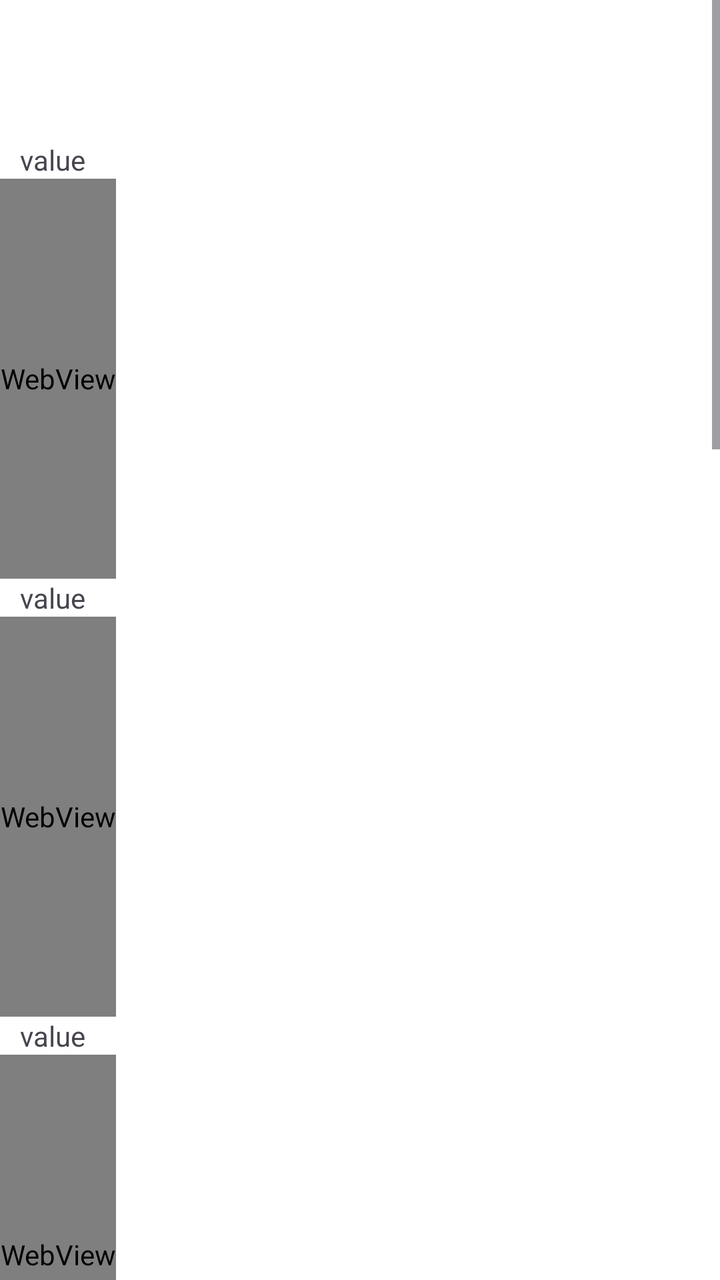
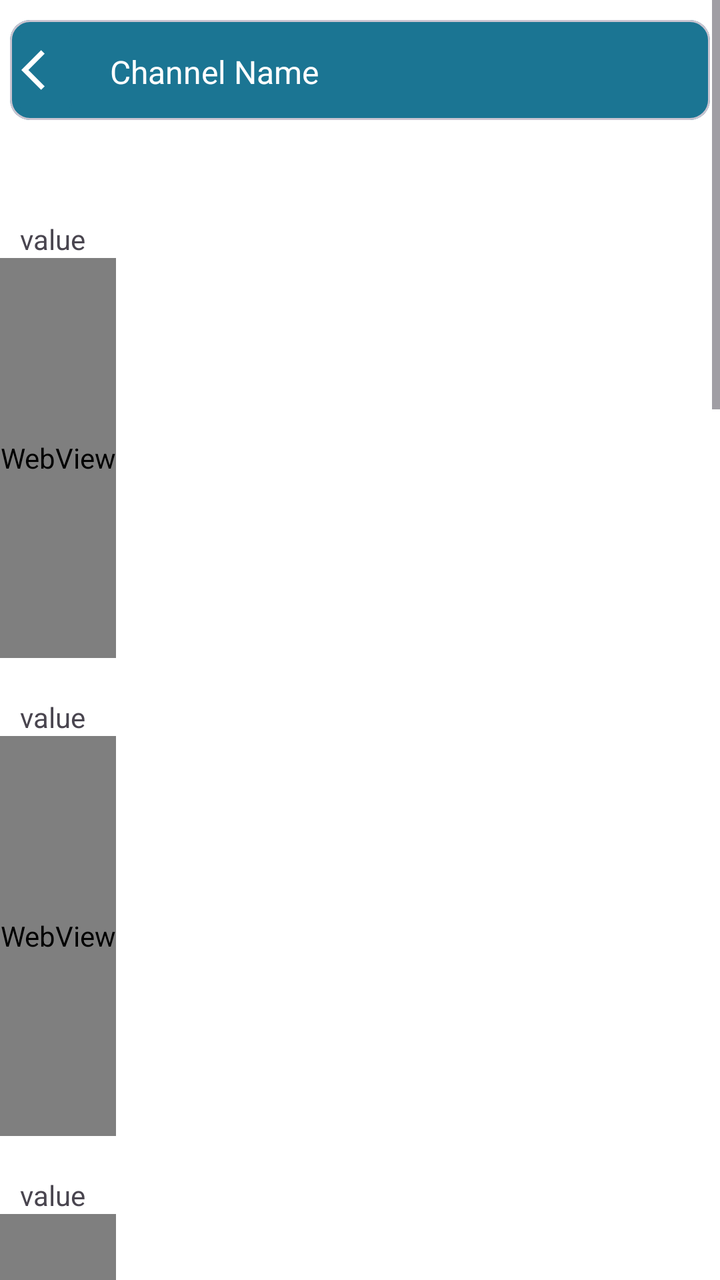

An Android layout rendered at two revisions. The XML below is the earlier revision; the diff shows what the commit changed to produce the second picture.
<!-- AndroidManifest.xml: application theme Theme.ThinkSpeadCloudMonitoring -->
<!-- res/layout/activity_main.xml -->
<?xml version="1.0" encoding="utf-8"?>
<ScrollView xmlns:android="http://schemas.android.com/apk/res/android"
    xmlns:app="http://schemas.android.com/apk/res-auto"
    xmlns:tools="http://schemas.android.com/tools"
    android:layout_width="match_parent"
    android:layout_height="match_parent"
    android:orientation="vertical"
    android:background="@color/white"
    tools:context=".MainActivity">

    <LinearLayout
        android:layout_width="match_parent"
        android:layout_height="wrap_content"
        android:orientation="vertical"
        tools:ignore="WebViewLayout">

            <TextView
                android:id="@+id/channel_name"
                android:layout_width="match_parent"
                android:layout_height="wrap_content"
                android:textAlignment="center"
                android:textSize="30sp"
                android:padding="15dp"

                />


        <TextView
            android:text="value"
            android:id="@+id/data1"
            android:paddingStart="10dp"
            android:layout_width="match_parent"
            android:layout_height="wrap_content"
            android:layout_weight="1" />

        <HorizontalScrollView
            android:layout_width="match_parent"
            android:layout_height="wrap_content"
            tools:ignore="UselessParent,WebViewLayout">


            <WebView
                android:id="@+id/webView_1"
                android:layout_width="match_parent"
                android:layout_height="200dp" />

        </HorizontalScrollView>


        <TextView
            android:text="value"
            android:id="@+id/data2"
            android:paddingStart="10dp"
            android:layout_width="match_parent"
            android:layout_height="wrap_content"
            android:layout_weight="1" />
        <HorizontalScrollView
            android:layout_width="match_parent"
            android:layout_height="wrap_content"
            tools:ignore="UselessParent,WebViewLayout">

            <WebView
                android:id="@+id/webView_2"
                android:layout_width="match_parent"
                android:layout_height="200dp" />

        </HorizontalScrollView>>


        <TextView
            android:text="value"
            android:id="@+id/data3"
            android:paddingStart="10dp"
            android:layout_width="match_parent"
            android:layout_height="wrap_content"
            android:layout_weight="1" />

        <HorizontalScrollView
            android:layout_width="match_parent"
            android:layout_height="200dp"
            tools:ignore="UselessParent,WebViewLayout">

            <WebView
                android:id="@+id/webView_3"
                android:layout_width="match_parent"
                android:layout_height="200dp" />

        </HorizontalScrollView>




        <TextView
            android:text="value"
            android:id="@+id/data4"
            android:paddingStart="10dp"
            android:layout_width="match_parent"
            android:layout_height="wrap_content"
            android:layout_weight="1" />
        <HorizontalScrollView
            android:layout_width="match_parent"
            android:layout_height="wrap_content"
            tools:ignore="UselessParent,WebViewLayout">

            <WebView
                android:id="@+id/webView4"
                android:layout_width="match_parent"
                android:layout_height="200dp" />

        </HorizontalScrollView>



        <TextView
            android:text="value"
            android:id="@+id/data5"
            android:paddingStart="10dp"
            android:layout_width="match_parent"
            android:layout_height="wrap_content"
            android:layout_weight="1" />
        <HorizontalScrollView
            android:layout_width="match_parent"
            android:layout_height="wrap_content"
            tools:ignore="UselessParent,WebViewLayout">

            <WebView
                android:id="@+id/webView5"
                android:layout_width="match_parent"
                android:layout_height="200dp" />

        </HorizontalScrollView>


        <TextView
            android:text="value"
            android:id="@+id/data6"
            android:paddingStart="10dp"
            android:layout_width="match_parent"
            android:layout_height="wrap_content"
            android:layout_weight="1" />

        <HorizontalScrollView
            android:layout_width="match_parent"
            android:layout_height="wrap_content"
            tools:ignore="UselessParent,WebViewLayout">

            <WebView
                android:id="@+id/webView6"
                android:layout_width="match_parent"
                android:layout_height="200dp" />

        </HorizontalScrollView>




        <TextView
            android:text="value"
            android:id="@+id/data7"
            android:paddingStart="10dp"
            android:layout_width="match_parent"
            android:layout_height="wrap_content"
            android:layout_weight="1" />

        <HorizontalScrollView
            android:layout_width="match_parent"
            android:layout_height="wrap_content"
            tools:ignore="UselessParent,WebViewLayout">

            <WebView
                android:id="@+id/webView7"
                android:layout_width="match_parent"
                android:layout_height="200dp" />

        </HorizontalScrollView>




        <TextView
            android:text="value"
            android:id="@+id/data8"
            android:paddingStart="10dp"
            android:layout_width="match_parent"
            android:layout_height="wrap_content"
            android:layout_weight="1" />
        <HorizontalScrollView
            android:layout_width="match_parent"
            android:layout_height="wrap_content"
            tools:ignore="UselessParent,WebViewLayout">

            <WebView
                android:id="@+id/webView8"
                android:layout_width="match_parent"
                android:layout_height="200dp" />

        </HorizontalScrollView>


    </LinearLayout>



</ScrollView>
<!-- resources referenced by this layout -->
<resources>
  <color name="white">#FFFFFFFF</color>
  <style name="Theme.ThinkSpeadCloudMonitoring" parent="Base.Theme.ThinkSpeadCloudMonitoring" />
  <style name="Base.Theme.ThinkSpeadCloudMonitoring" parent="Theme.Material3.DayNight.NoActionBar">
          
           <item name="colorPrimary">@color/primary</item>
      </style>
  <color name="primary">#1b7593</color>
</resources>

<!-- the commit's change to res/layout/activity_main.xml (unified diff, before → after) -->
@@ -4,8 +4,8 @@
     xmlns:tools="http://schemas.android.com/tools"
     android:layout_width="match_parent"
     android:layout_height="match_parent"
+    android:background="@color/white"
     android:orientation="vertical"
-    android:background="@color/white"
     tools:context=".MainActivity">
 
     <LinearLayout
@@ -14,191 +14,294 @@
         android:orientation="vertical"
         tools:ignore="WebViewLayout">
 
-            <TextView
-                android:id="@+id/channel_name"
-                android:layout_width="match_parent"
-                android:layout_height="wrap_content"
-                android:textAlignment="center"
-                android:textSize="30sp"
-                android:padding="15dp"
-
-                />
-
-
-        <TextView
-            android:text="value"
-            android:id="@+id/data1"
-            android:paddingStart="10dp"
-            android:layout_width="match_parent"
-            android:layout_height="wrap_content"
-            android:layout_weight="1" />
-
-        <HorizontalScrollView
-            android:layout_width="match_parent"
-            android:layout_height="wrap_content"
-            tools:ignore="UselessParent,WebViewLayout">
-
-
-            <WebView
-                android:id="@+id/webView_1"
-                android:layout_width="match_parent"
-                android:layout_height="200dp" />
-
-        </HorizontalScrollView>
-
-
-        <TextView
-            android:text="value"
-            android:id="@+id/data2"
-            android:paddingStart="10dp"
-            android:layout_width="match_parent"
-            android:layout_height="wrap_content"
-            android:layout_weight="1" />
-        <HorizontalScrollView
-            android:layout_width="match_parent"
-            android:layout_height="wrap_content"
-            tools:ignore="UselessParent,WebViewLayout">
-
-            <WebView
-                android:id="@+id/webView_2"
-                android:layout_width="match_parent"
-                android:layout_height="200dp" />
-
-        </HorizontalScrollView>>
-
-
-        <TextView
-            android:text="value"
-            android:id="@+id/data3"
-            android:paddingStart="10dp"
-            android:layout_width="match_parent"
-            android:layout_height="wrap_content"
-            android:layout_weight="1" />
-
-        <HorizontalScrollView
-            android:layout_width="match_parent"
-            android:layout_height="200dp"
-            tools:ignore="UselessParent,WebViewLayout">
-
-            <WebView
-                android:id="@+id/webView_3"
-                android:layout_width="match_parent"
-                android:layout_height="200dp" />
-
-        </HorizontalScrollView>
-
-
-
-
-        <TextView
-            android:text="value"
-            android:id="@+id/data4"
-            android:paddingStart="10dp"
-            android:layout_width="match_parent"
-            android:layout_height="wrap_content"
-            android:layout_weight="1" />
-        <HorizontalScrollView
-            android:layout_width="match_parent"
-            android:layout_height="wrap_content"
-            tools:ignore="UselessParent,WebViewLayout">
-
-            <WebView
-                android:id="@+id/webView4"
-                android:layout_width="match_parent"
-                android:layout_height="200dp" />
-
-        </HorizontalScrollView>
-
-
-
-        <TextView
-            android:text="value"
-            android:id="@+id/data5"
-            android:paddingStart="10dp"
-            android:layout_width="match_parent"
-            android:layout_height="wrap_content"
-            android:layout_weight="1" />
-        <HorizontalScrollView
-            android:layout_width="match_parent"
-            android:layout_height="wrap_content"
-            tools:ignore="UselessParent,WebViewLayout">
-
-            <WebView
-                android:id="@+id/webView5"
-                android:layout_width="match_parent"
-                android:layout_height="200dp" />
-
-        </HorizontalScrollView>
-
-
-        <TextView
-            android:text="value"
-            android:id="@+id/data6"
-            android:paddingStart="10dp"
-            android:layout_width="match_parent"
-            android:layout_height="wrap_content"
-            android:layout_weight="1" />
-
-        <HorizontalScrollView
-            android:layout_width="match_parent"
-            android:layout_height="wrap_content"
-            tools:ignore="UselessParent,WebViewLayout">
-
-            <WebView
-                android:id="@+id/webView6"
-                android:layout_width="match_parent"
-                android:layout_height="200dp" />
-
-        </HorizontalScrollView>
-
-
-
-
-        <TextView
-            android:text="value"
-            android:id="@+id/data7"
-            android:paddingStart="10dp"
-            android:layout_width="match_parent"
-            android:layout_height="wrap_content"
-            android:layout_weight="1" />
-
-        <HorizontalScrollView
-            android:layout_width="match_parent"
-            android:layout_height="wrap_content"
-            tools:ignore="UselessParent,WebViewLayout">
-
-            <WebView
-                android:id="@+id/webView7"
-                android:layout_width="match_parent"
-                android:layout_height="200dp" />
-
-        </HorizontalScrollView>
-
-
-
-
-        <TextView
-            android:text="value"
-            android:id="@+id/data8"
-            android:paddingStart="10dp"
-            android:layout_width="match_parent"
-            android:layout_height="wrap_content"
-            android:layout_weight="1" />
-        <HorizontalScrollView
-            android:layout_width="match_parent"
-            android:layout_height="wrap_content"
-            tools:ignore="UselessParent,WebViewLayout">
-
-            <WebView
-                android:id="@+id/webView8"
-                android:layout_width="match_parent"
-                android:layout_height="200dp" />
-
-        </HorizontalScrollView>
+        <com.google.android.material.card.MaterialCardView
+            android:layout_width="match_parent"
+            android:layout_height="50dp"
+            android:layout_marginLeft="5dp"
+            android:layout_marginTop="10dp"
+            android:layout_marginRight="5dp"
+            android:layout_marginBottom="30dp"
+            app:cardBackgroundColor="@color/primary"
+            app:cardCornerRadius="10dp">
+
+            <androidx.constraintlayout.widget.ConstraintLayout
+                android:layout_width="match_parent"
+                android:layout_height="match_parent">
+
+                <androidx.constraintlayout.widget.Guideline
+                    android:id="@+id/guideV10"
+                    android:layout_width="wrap_content"
+                    android:layout_height="wrap_content"
+                    android:orientation="vertical"
+                    app:layout_constraintGuide_percent="0.1" />
+
+                <ImageButton
+                    android:id="@+id/imgButtonBack"
+                    android:layout_width="0dp"
+                    android:layout_height="match_parent"
+                    android:backgroundTint="@color/primary"
+                    android:src="@drawable/baseline_arrow_back_ios_24"
+                    app:layout_constraintEnd_toEndOf="@id/guideV10"
+                    app:layout_constraintStart_toStartOf="parent"
+                    app:layout_constraintTop_toTopOf="parent"
+
+                    />
+
+                <TextView
+                    android:id="@+id/channel_name"
+                    android:layout_width="0dp"
+                    android:layout_height="wrap_content"
+                    android:padding="15dp"
+                    android:text="Channel Name"
+                    android:textColor="@color/white"
+                    android:textSize="16sp"
+                    app:layout_constraintEnd_toEndOf="parent"
+                    app:layout_constraintStart_toEndOf="@+id/guideV10"
+                    app:layout_constraintTop_toTopOf="parent" />
+
+
+            </androidx.constraintlayout.widget.ConstraintLayout>
+
+        </com.google.android.material.card.MaterialCardView>
+
+        <LinearLayout
+            android:id="@+id/layout_1"
+            android:layout_width="match_parent"
+            android:layout_height="wrap_content"
+            android:layout_marginTop="20dp"
+            android:orientation="vertical">
+
+
+            <TextView
+                android:id="@+id/data1"
+                android:layout_width="match_parent"
+                android:layout_height="wrap_content"
+                android:layout_weight="1"
+                android:paddingStart="10dp"
+                android:text="value" />
+
+            <HorizontalScrollView
+                android:layout_width="match_parent"
+                android:layout_height="200dp"
+                tools:ignore="UselessParent,WebViewLayout">
+
+
+                <WebView
+                    android:id="@+id/webView_1"
+                    android:layout_width="match_parent"
+                    android:layout_height="200dp" />
+
+            </HorizontalScrollView>
+        </LinearLayout>
+
+        <LinearLayout
+            android:id="@+id/layout_2"
+            android:layout_width="match_parent"
+            android:layout_height="wrap_content"
+            android:layout_marginTop="20dp"
+            android:orientation="vertical">
+
+
+            <TextView
+                android:id="@+id/data2"
+                android:layout_width="match_parent"
+                android:layout_height="wrap_content"
+                android:layout_weight="1"
+                android:paddingStart="10dp"
+                android:text="value" />
+
+            <HorizontalScrollView
+                android:layout_width="match_parent"
+                android:layout_height="200dp"
+                tools:ignore="UselessParent,WebViewLayout">
+
+                <WebView
+                    android:id="@+id/webView_2"
+                    android:layout_width="match_parent"
+                    android:layout_height="200dp" />
+
+            </HorizontalScrollView>
+        </LinearLayout>
+
+        <LinearLayout
+            android:id="@+id/layout_3"
+            android:layout_width="match_parent"
+            android:layout_height="wrap_content"
+            android:layout_marginTop="20dp"
+            android:orientation="vertical">
+
+
+            <TextView
+                android:id="@+id/data3"
+                android:layout_width="match_parent"
+                android:layout_height="wrap_content"
+                android:layout_weight="1"
+                android:paddingStart="10dp"
+                android:text="value" />
+
+            <HorizontalScrollView
+                android:layout_width="match_parent"
+                android:layout_height="200dp"
+                tools:ignore="UselessParent,WebViewLayout">
+
+                <WebView
+                    android:id="@+id/webView_3"
+                    android:layout_width="match_parent"
+                    android:layout_height="200dp" />
+
+            </HorizontalScrollView>
+        </LinearLayout>
+
+
+        <LinearLayout
+            android:id="@+id/layout_4"
+            android:layout_width="match_parent"
+            android:layout_height="wrap_content"
+            android:layout_marginTop="20dp"
+            android:orientation="vertical">
+
+
+            <TextView
+                android:id="@+id/data4"
+                android:layout_width="match_parent"
+                android:layout_height="wrap_content"
+                android:layout_weight="1"
+                android:paddingStart="10dp"
+                android:text="value" />
+
+            <HorizontalScrollView
+                android:layout_width="match_parent"
+                android:layout_height="200dp"
+                tools:ignore="UselessParent,WebViewLayout">
+
+                <WebView
+                    android:id="@+id/webView4"
+                    android:layout_width="match_parent"
+                    android:layout_height="200dp" />
+
+            </HorizontalScrollView>
+        </LinearLayout>
+
+        <LinearLayout
+            android:id="@+id/layout_5"
+            android:layout_width="match_parent"
+            android:layout_height="wrap_content"
+            android:layout_marginTop="20dp"
+            android:orientation="vertical">
+
+
+            <TextView
+                android:id="@+id/data5"
+                android:layout_width="match_parent"
+                android:layout_height="wrap_content"
+                android:layout_weight="1"
+                android:paddingStart="10dp"
+                android:text="value" />
+
+            <HorizontalScrollView
+                android:layout_width="match_parent"
+                android:layout_height="200dp"
+                tools:ignore="UselessParent,WebViewLayout">
+
+                <WebView
+                    android:id="@+id/webView5"
+                    android:layout_width="match_parent"
+                    android:layout_height="200dp" />
+
+            </HorizontalScrollView>
+        </LinearLayout>
+
+        <LinearLayout
+            android:id="@+id/layout_6"
+            android:layout_width="match_parent"
+            android:layout_height="wrap_content"
+            android:layout_marginTop="20dp"
+            android:orientation="vertical">
+
+
+            <TextView
+                android:id="@+id/data6"
+                android:layout_width="match_parent"
+                android:layout_height="wrap_content"
+                android:layout_weight="1"
+                android:paddingStart="10dp"
+                android:text="value" />
+
+            <HorizontalScrollView
+                android:layout_width="match_parent"
+                android:layout_height="200dp"
+                tools:ignore="UselessParent,WebViewLayout">
+
+                <WebView
+                    android:id="@+id/webView6"
+                    android:layout_width="match_parent"
+                    android:layout_height="200dp" />
+
+            </HorizontalScrollView>
+        </LinearLayout>
+
+
+        <LinearLayout
+            android:id="@+id/layout_7"
+            android:layout_width="match_parent"
+            android:layout_height="wrap_content"
+            android:layout_marginTop="20dp"
+            android:orientation="vertical">
+
+
+            <TextView
+                android:id="@+id/data7"
+                android:layout_width="match_parent"
+                android:layout_height="wrap_content"
+                android:layout_weight="1"
+                android:paddingStart="10dp"
+                android:text="value" />
+
+            <HorizontalScrollView
+                android:layout_width="match_parent"
+                android:layout_height="200dp"
+                tools:ignore="UselessParent,WebViewLayout">
+
+                <WebView
+                    android:id="@+id/webView7"
+                    android:layout_width="match_parent"
+                    android:layout_height="200dp" />
+
+            </HorizontalScrollView>
+        </LinearLayout>
+
+
+        <LinearLayout
+            android:id="@+id/layout_8"
+            android:layout_width="match_parent"
+            android:layout_height="wrap_content"
+            android:layout_marginTop="20dp"
+            android:orientation="vertical">
+
+
+            <TextView
+                android:id="@+id/data8"
+                android:layout_width="match_parent"
+                android:layout_height="wrap_content"
+                android:layout_weight="1"
+                android:paddingStart="10dp"
+                android:text="value" />
+
+            <HorizontalScrollView
+                android:layout_width="match_parent"
+                android:layout_height="200dp"
+                tools:ignore="UselessParent,WebViewLayout">
+
+                <WebView
+                    android:id="@+id/webView8"
+                    android:layout_width="match_parent"
+                    android:layout_height="200dp" />
+
+            </HorizontalScrollView>
+        </LinearLayout>
 
 
     </LinearLayout>
 
 
-
 </ScrollView>
<!-- resource entries referenced after the edit -->
@@ -1,6 +1,12 @@
 <!-- resources referenced by this layout -->
 <resources>
   <color name="white">#FFFFFFFF</color>
+  <!-- drawable baseline_arrow_back_ios_24 (drawable) -->
+  <vector xmlns:android="http://schemas.android.com/apk/res/android" android:autoMirrored="true" android:height="24dp" android:tint="#FFFFFF" android:viewportHeight="24" android:viewportWidth="24" android:width="24dp">
+        
+      <path android:fillColor="@android:color/white" android:pathData="M11.67,3.87L9.9,2.1 0,12l9.9,9.9 1.77,-1.77L3.54,12z"/>
+      
+  </vector>
   <style name="Theme.ThinkSpeadCloudMonitoring" parent="Base.Theme.ThinkSpeadCloudMonitoring" />
   <style name="Base.Theme.ThinkSpeadCloudMonitoring" parent="Theme.Material3.DayNight.NoActionBar">
           
